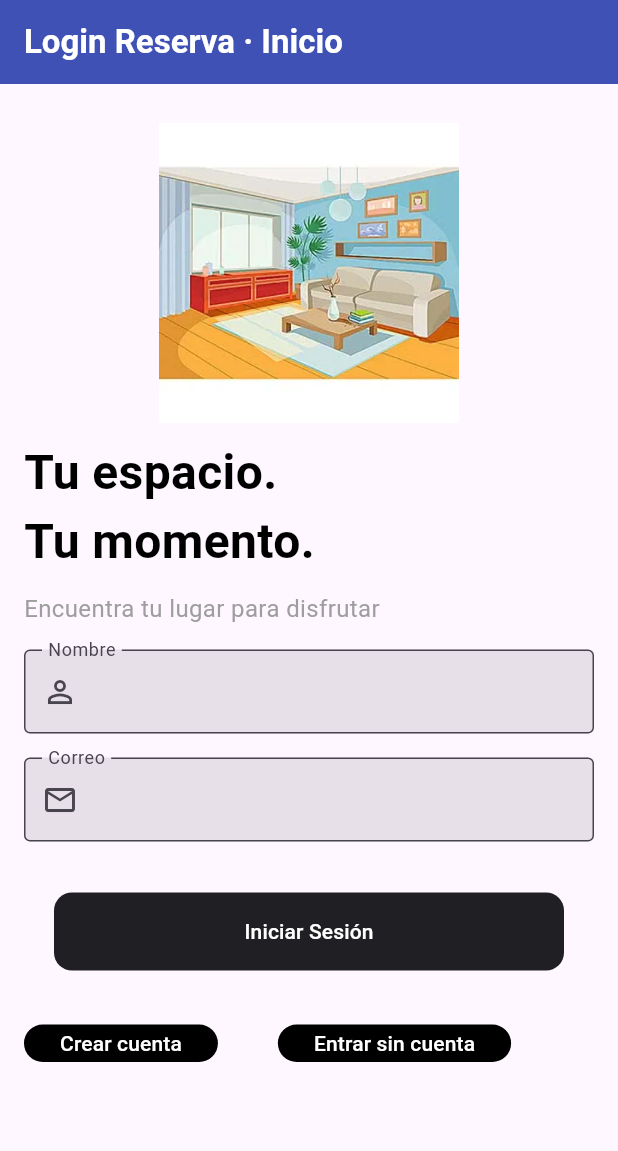
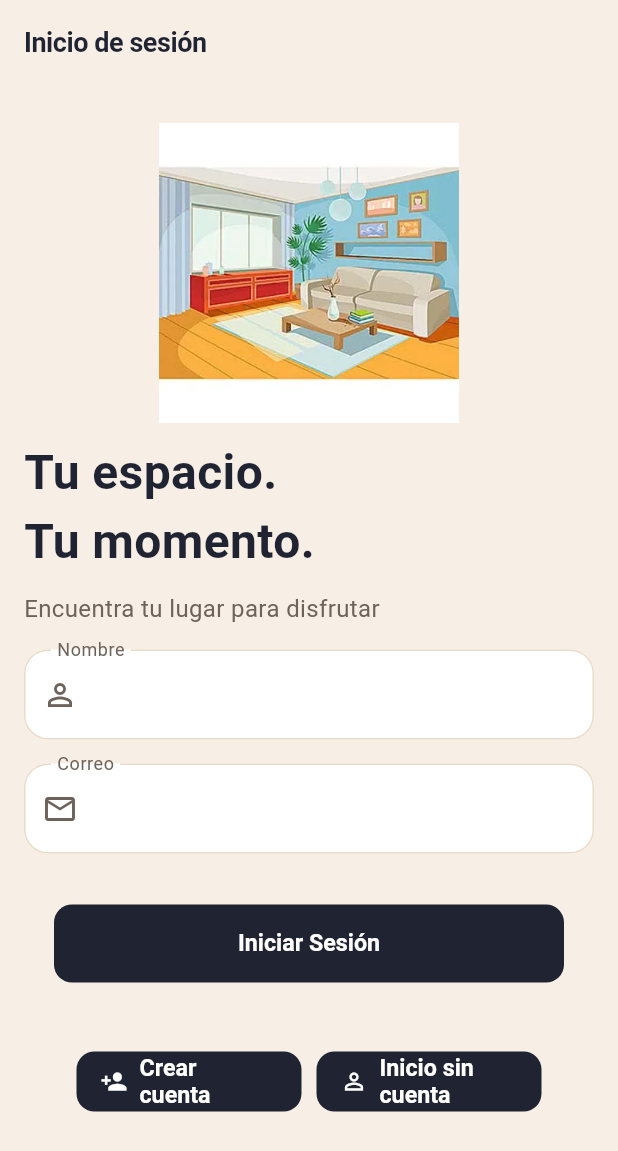
Before and after one commit to IkerMorote05/aplicacion_reserva_de_espacios, a Flutter app: the screen it shows after launch, on a phone screen of 412 x 824 dp. Shown: the top 1151 px of the screen. Run offline on Flutter 3.47's test engine with Material 3 defaults, Android fonts, the phone set to English and light mode, and no system bars; Roboto replaces fonts that are missing (Montserrat).

Commit message:
Ampliacion 20/11/2026

```diff
--- /dev/null
+++ b/lib/config/tema_app.dart
@@ -0,0 +1,216 @@
+import 'package:flutter/material.dart';
+
+abstract final class TemaApp {
+  static const Color fondo = Color(0xfff7efe5);
+  static const Color superficie = Colors.white;
+  static const Color superficieAtenuada = Color(0xffefe3d4);
+  static const Color tinta = Color(0xff1f2332);
+  static const Color textoSecundario = Color(0xff6e635b);
+  static const Color borde = Color(0xffeadbc8);
+
+  static const Color acento = Color.fromARGB(255, 36, 130, 207);
+  static const Color acentoSuave = Color(0xfffde4d8);
+
+  static const Color acentoTexto = Color(0xffb23a14);
+  static const Color sol = Color(0xfff6c453);
+  static const Color azul = Color(0xff4c7fd9);
+
+  static const Color solSuave = Color(0xfffff1cc);
+  static const Color azulSuave = Color(0xffe4ecfa);
+
+  static const Color exito = Color(0xff267a4c);
+  static const Color aviso = Color(0xff9a5b00);
+  static const Color error = Color(0xffc8402c);
+
+  static const Color sombra = Color(0x338a5a3c);
+
+  static const double radio = 20;
+  static const double radioControl = 16;
+
+  static const String fuente = 'Montserrat';
+
+  static ThemeData crear() {
+    final esquema =
+        ColorScheme.fromSeed(
+          seedColor: acento,
+          brightness: Brightness.light,
+        ).copyWith(
+          primary: acento,
+          onPrimary: Colors.white,
+          primaryContainer: acentoSuave,
+          surface: fondo,
+          onSurface: tinta,
+          onSurfaceVariant: textoSecundario,
+          surfaceContainerHighest: superficie,
+          outline: borde,
+          outlineVariant: borde,
+          error: error,
+        );
+    const pildora = StadiumBorder();
+    const textoBoton = TextStyle(fontSize: 15.5, fontWeight: FontWeight.w700);
+    const tamanoBoton = Size.fromHeight(54);
+
+    return ThemeData(
+      useMaterial3: true,
+      fontFamily: fuente,
+      colorScheme: esquema,
+      scaffoldBackgroundColor: fondo,
+      dividerTheme: const DividerThemeData(color: borde, space: 24),
+      appBarTheme: const AppBarTheme(
+        backgroundColor: fondo,
+        surfaceTintColor: Colors.transparent,
+        foregroundColor: tinta,
+        elevation: 0,
+        scrolledUnderElevation: 0,
+        centerTitle: false,
+        titleTextStyle: TextStyle(
+          color: tinta,
+          fontSize: 18,
+          fontWeight: FontWeight.w800,
+          letterSpacing: -0.3,
+        ),
+      ),
+      cardTheme: CardThemeData(
+        color: superficie,
+        surfaceTintColor: Colors.transparent,
+        elevation: 2,
+        shadowColor: sombra,
+        margin: const EdgeInsets.symmetric(vertical: 6),
+        shape: RoundedRectangleBorder(
+          borderRadius: BorderRadius.circular(radio),
+        ),
+      ),
+      navigationBarTheme: NavigationBarThemeData(
+        backgroundColor: superficie,
+        indicatorColor: acentoSuave,
+        surfaceTintColor: Colors.transparent,
+        iconTheme: WidgetStateProperty.resolveWith(
+          (estados) => IconThemeData(
+            color: estados.contains(WidgetState.selected)
+                ? acento
+                : textoSecundario,
+          ),
+        ),
+        labelTextStyle: WidgetStateProperty.resolveWith(
+          (estados) => TextStyle(
+            color: estados.contains(WidgetState.selected)
+                ? acento
+                : textoSecundario,
+            fontSize: 12,
+            fontWeight: FontWeight.w700,
+          ),
+        ),
+      ),
+      searchBarTheme: SearchBarThemeData(
+        backgroundColor: const WidgetStatePropertyAll(superficie),
+        surfaceTintColor: const WidgetStatePropertyAll(Colors.transparent),
+        elevation: const WidgetStatePropertyAll(0),
+        side: const WidgetStatePropertyAll(BorderSide(color: borde)),
+        shape: WidgetStatePropertyAll(
+          RoundedRectangleBorder(
+            borderRadius: BorderRadius.circular(radioControl),
+          ),
+        ),
+      ),
+      filledButtonTheme: FilledButtonThemeData(
+        style: FilledButton.styleFrom(
+          backgroundColor: tinta,
+          foregroundColor: Colors.white,
+          disabledBackgroundColor: const Color(0xffbdb3aa),
+          disabledForegroundColor: Colors.white,
+          minimumSize: tamanoBoton,
+          shape: pildora,
+          textStyle: textoBoton,
+        ),
+      ),
+      outlinedButtonTheme: OutlinedButtonThemeData(
+        style: OutlinedButton.styleFrom(
+          backgroundColor: superficie,
+          foregroundColor: tinta,
+          side: const BorderSide(color: borde),
+          minimumSize: tamanoBoton,
+          shape: pildora,
+          textStyle: textoBoton,
+        ),
+      ),
+      textButtonTheme: TextButtonThemeData(
+        style: TextButton.styleFrom(
+          foregroundColor: tinta,
+          textStyle: const TextStyle(
+            fontSize: 14.5,
+            fontWeight: FontWeight.w700,
+          ),
+        ),
+      ),
+      inputDecorationTheme: InputDecorationTheme(
+        filled: true,
+        fillColor: superficie,
+        labelStyle: const TextStyle(color: textoSecundario),
+        floatingLabelStyle: const TextStyle(color: textoSecundario),
+        prefixIconColor: textoSecundario,
+        contentPadding: const EdgeInsets.symmetric(
+          horizontal: 18,
+          vertical: 18,
+        ),
+        border: OutlineInputBorder(
+          borderRadius: BorderRadius.circular(radioControl),
+          borderSide: const BorderSide(color: borde),
+        ),
+        enabledBorder: OutlineInputBorder(
+          borderRadius: BorderRadius.circular(radioControl),
+          borderSide: const BorderSide(color: borde),
+        ),
+        focusedBorder: OutlineInputBorder(
+          borderRadius: BorderRadius.circular(radioControl),
+          borderSide: const BorderSide(color: acento, width: 1.6),
+        ),
+      ),
+      textTheme: const TextTheme(
+        displaySmall: TextStyle(
+          fontSize: 44,
+          height: 1.05,
+          fontWeight: FontWeight.w900,
+          letterSpacing: -1.2,
+          color: acento,
+        ),
+        headlineLarge: TextStyle(
+          fontSize: 30,
+          height: 1.15,
+          fontWeight: FontWeight.w900,
+          letterSpacing: -0.6,
+          color: tinta,
+        ),
+        headlineMedium: TextStyle(
+          fontSize: 25,
+          height: 1.18,
+          fontWeight: FontWeight.w800,
+          letterSpacing: -0.4,
+          color: tinta,
+        ),
+        titleLarge: TextStyle(
+          fontSize: 20,
+          fontWeight: FontWeight.w800,
+          letterSpacing: -0.3,
+          color: tinta,
+        ),
+        titleMedium: TextStyle(
+          fontSize: 16,
+          fontWeight: FontWeight.w700,
+          color: tinta,
+        ),
+        bodyLarge: TextStyle(fontSize: 16, height: 1.5, color: tinta),
+        bodyMedium: TextStyle(fontSize: 14, height: 1.45, color: tinta),
+        bodySmall: TextStyle(
+          fontSize: 12.5,
+          height: 1.4,
+          color: textoSecundario,
+        ),
+        labelSmall: TextStyle(
+          fontSize: 11,
+          fontWeight: FontWeight.w800,
+          letterSpacing: 0.8,
+        ),
+      ),
+    );
+  }
+}
--- a/lib/main.dart
+++ b/lib/main.dart
@@ -1,8 +1,6 @@
+import 'package:aplicacion_reserva_espacios/config/tema_app.dart';
 import 'package:aplicacion_reserva_espacios/ui/acceso/ui/login_screen.dart';
 import 'package:flutter/material.dart';
-
-import 'data/services/datos_demo.dart';
-import 'data/services/datos_simulados_service.dart';
 
 void main() {
   runApp(const MyApp());
@@ -16,26 +14,10 @@ class MyApp extends StatelessWidget {
   Widget build(BuildContext context) {
     return MaterialApp(
       debugShowCheckedModeBanner: false,
-      title: 'Flutter Demo',
-      theme: ThemeData(
-        // This is the theme of your application.
-        //
-        // TRY THIS: Try running your application with "flutter run". You'll see
-        // the application has a purple toolbar. Then, without quitting the app,
-        // try changing the seedColor in the colorScheme below to Colors.green
-        // and then invoke "hot reload" (save your changes or press the "hot
-        // reload" button in a Flutter-supported IDE, or press "r" if you used
-        // the command line to start the app).
-        //
-        // Notice that the counter didn't reset back to zero; the application
-        // state is not lost during the reload. To reset the state, use hot
-        // restart instead.
-        //
-        // This works for code too, not just values: Most code changes can be
-        // tested with just a hot reload.
-        colorScheme: ColorScheme.fromSeed(seedColor: Colors.deepPurple),
-      ),
-      home: LoginScreen(),
+      title: 'EspaciosASaco',
+      theme: TemaApp.crear(),
+
+      home: const LoginScreen(),
     );
   }
 }
--- a/lib/ui/acceso/ui/login_screen.dart
+++ b/lib/ui/acceso/ui/login_screen.dart
@@ -1,8 +1,10 @@
+import 'package:aplicacion_reserva_espacios/config/tema_app.dart';
 import 'package:aplicacion_reserva_espacios/data/repositories/usuarios_repository.dart';
 import 'package:aplicacion_reserva_espacios/data/services/datos_demo.dart';
 import 'package:aplicacion_reserva_espacios/data/services/datos_simulados_service.dart';
 import 'package:aplicacion_reserva_espacios/ui/acceso/ui/homePantalla.dart';
 import 'package:aplicacion_reserva_espacios/ui/acceso/ui/registro_screen.dart';
+import 'package:aplicacion_reserva_espacios/ui/core/ui/boton_accion.dart';
 import 'package:aplicacion_reserva_espacios/ui/core/ui/boton_accion_inferior.dart';
 import 'package:flutter/material.dart';
 
@@ -76,10 +78,11 @@ class _LoginScreenState extends State<LoginScreen> {
     return Scaffold(
       appBar: AppBar(
         title: const Text(
-          'Login Reserva · Inicio',
-          style: TextStyle(fontWeight: FontWeight.bold, color: Colors.white),
+          'Inicio de sesión',
+          style: TextStyle(fontWeight: FontWeight.bold, color: TemaApp.tinta),
+          textAlign: TextAlign.center,
         ),
-        backgroundColor: Colors.indigo,
+        backgroundColor: TemaApp.fondo,
       ),
       body: SafeArea(
         child: LayoutBuilder(
@@ -106,7 +109,7 @@ class _LoginScreenState extends State<LoginScreen> {
                   Text(
                     "Tu espacio. \nTu momento.",
                     style: TextStyle(
-                      color: Colors.black,
+                      color: TemaApp.tinta,
                       fontSize: 32,
                       fontWeight: FontWeight.bold,
                     ),
@@ -114,7 +117,10 @@ class _LoginScreenState extends State<LoginScreen> {
                   SizedBox(height: 10),
                   Text(
                     "Encuentra tu lugar para disfrutar",
-                    style: TextStyle(fontSize: 16, color: Colors.grey),
+                    style: TextStyle(
+                      fontSize: 16,
+                      color: TemaApp.textoSecundario,
+                    ),
                   ),
                   SizedBox(height: 16),
                   TextFormField(
@@ -184,10 +190,12 @@ class _LoginScreenState extends State<LoginScreen> {
                   ),
                   const SizedBox(height: 22),
                   Row(
+                    mainAxisAlignment: MainAxisAlignment.center,
                     children: [
-                      SizedBox(
-                        height: 25,
-                        child: FilledButton(
+                      BotonAccion(
+                        icono: Icon(Icons.person_add),
+                        habilitado: true,
+                        texto: "Crear cuenta",
                         onPressed: () {
                           Navigator.of(context).pushReplacement<void, void>(
                             MaterialPageRoute<void>(
@@ -195,18 +203,11 @@ class _LoginScreenState extends State<LoginScreen> {
                             ),
                           );
                         },
-                          style: const ButtonStyle(
-                            backgroundColor: WidgetStatePropertyAll(
-                              Colors.black,
                       ),
-                          ),
-                          child: const Text("Crear cuenta"),
-                        ),
-                      ),
-                      SizedBox(width: 40),
-                      SizedBox(
-                        height: 25,
-                        child: FilledButton(
+                      BotonAccion(
+                        icono: Icon(Icons.person_outline),
+                        habilitado: true,
+                        texto: "Inicio sin cuenta",
                         onPressed: () {
                           Navigator.of(context).pushReplacement<void, void>(
                             MaterialPageRoute<void>(
@@ -214,13 +215,6 @@ class _LoginScreenState extends State<LoginScreen> {
                             ),
                           );
                         },
-                          style: const ButtonStyle(
-                            backgroundColor: WidgetStatePropertyAll(
-                              Colors.black,
-                            ),
-                          ),
-                          child: const Text("Entrar sin cuenta"),
-                        ),
                       ),
                     ],
                   ),
--- /dev/null
+++ b/lib/ui/core/ui/boton_accion.dart
@@ -0,0 +1,42 @@
+import 'package:aplicacion_reserva_espacios/config/tema_app.dart';
+import 'package:flutter/material.dart';
+
+class BotonAccion extends StatelessWidget {
+  const BotonAccion({
+    super.key,
+    required this.icono,
+    required this.habilitado,
+    required this.texto,
+    required this.onPressed,
+  });
+  final Icon icono;
+  final bool habilitado;
+  final String texto;
+  final VoidCallback onPressed;
+
+  @override
+  Widget build(BuildContext context) {
+    return SafeArea(
+      child: Padding(
+        padding: const EdgeInsets.fromLTRB(5, 10, 5, 14),
+        child: SizedBox(
+          width: 150,
+          height: 40,
+          child: FilledButton.icon(
+            onPressed: habilitado ? onPressed : null,
+            icon: icono,
+            style: FilledButton.styleFrom(
+              backgroundColor: TemaApp.tinta,
+              disabledBackgroundColor: TemaApp.textoSecundario,
+              foregroundColor: TemaApp.superficie,
+              shape: RoundedRectangleBorder(
+                borderRadius: BorderRadius.circular(12),
+              ),
+            ),
+            label: Text(texto),
+          ),
+        ),
+      ),
+    );
+  }
+}
--- a/lib/ui/core/ui/boton_accion_inferior.dart
+++ b/lib/ui/core/ui/boton_accion_inferior.dart
@@ -1,3 +1,4 @@
+import 'package:aplicacion_reserva_espacios/config/tema_app.dart';
 import 'package:flutter/material.dart';
 
 class BotonAccionInferior extends StatelessWidget {
@@ -24,9 +25,9 @@ class BotonAccionInferior extends StatelessWidget {
           child: FilledButton(
             onPressed: habilitado ? onPressed : null,
             style: FilledButton.styleFrom(
-              backgroundColor: const Color(0xFF202024),
-              disabledBackgroundColor: Colors.grey.shade400,
-              foregroundColor: Colors.white,
+              backgroundColor: TemaApp.tinta,
+              disabledBackgroundColor: TemaApp.textoSecundario,
+              foregroundColor: TemaApp.superficie,
               shape: RoundedRectangleBorder(
                 borderRadius: BorderRadius.circular(12),
               ),
--- a/lib/ui/core/ui/espacio_targeta.dart
+++ b/lib/ui/core/ui/espacio_targeta.dart
@@ -73,13 +73,11 @@ class _EspacioTargetaState extends State<EspacioTargeta> {
                   onPressed: () {
                     Navigator.of(context).push<void>(
                       MaterialPageRoute<void>(
-                        builder: (_) => EspacioDetalleScreen(),
+                        builder: (_) => EspacioDetalleScreen(espacio),
                       ),
                     );
                   },
-                  child: Text(
-                    "Desde ${espacio.precioHoraCentimos / 100}€ franja ",
-                  ),
+                  child: Text("Ver Detalles ->"),
                 ),
               ],
             ),
--- a/lib/ui/core/ui/mensaje_vacio.dart
+++ b/lib/ui/core/ui/mensaje_vacio.dart
@@ -1,3 +1,4 @@
+import 'package:aplicacion_reserva_espacios/config/tema_app.dart';
 import 'package:flutter/material.dart';
 
 class MensajeVacio extends StatelessWidget {
@@ -6,7 +7,7 @@ class MensajeVacio extends StatelessWidget {
   final IconData icono;
   final String mensaje;
 
-  static const _fondoSuave = Color(0xFFF6F5F8);
+  static const _fondoSuave = TemaApp.superficieAtenuada;
 
   @override
   Widget build(BuildContext context) {
@@ -19,7 +20,7 @@ class MensajeVacio extends StatelessWidget {
       ),
       child: Column(
         children: [
-          Icon(icono, color: Colors.black45, size: 30),
+          Icon(icono, color: TemaApp.textoSecundario, size: 30),
           const SizedBox(height: 8),
           Text(mensaje, textAlign: TextAlign.center),
         ],
--- a/lib/ui/reservas/ui/mis_reservas_screen.dart
+++ b/lib/ui/reservas/ui/mis_reservas_screen.dart
@@ -1,11 +1,9 @@
-import 'dart:ui';
-
+import 'package:aplicacion_reserva_espacios/config/tema_app.dart';
 import 'package:aplicacion_reserva_espacios/data/repositories/espacios_repository.dart';
 import 'package:aplicacion_reserva_espacios/data/repositories/reservas_repository.dart';
 import 'package:aplicacion_reserva_espacios/data/repositories/usuarios_repository.dart';
 import 'package:aplicacion_reserva_espacios/data/services/datos_demo.dart';
 import 'package:aplicacion_reserva_espacios/data/services/datos_simulados_service.dart';
-import 'package:aplicacion_reserva_espacios/domain/models/espacio.dart';
 import 'package:aplicacion_reserva_espacios/domain/models/reserva.dart';
 import 'package:aplicacion_reserva_espacios/ui/core/ui/barraNavegacion.dart';
 import 'package:aplicacion_reserva_espacios/ui/core/ui/boton_seleccion.dart';
@@ -44,7 +42,7 @@ class _MisReservasScreemState extends State<MisReservasScreen> {
         children: [
           Text(
             "Tus próximos encuentros, en un solo lugar.",
-            style: TextStyle(color: Colors.grey, fontSize: 14),
+            style: TextStyle(color: TemaApp.textoSecundario, fontSize: 14),
           ),
           SizedBox(height: 10),
           Row(
--- a/pubspec.yaml
+++ b/pubspec.yaml
@@ -34,6 +34,8 @@ dependencies:
   # The following adds the Cupertino Icons font to your application.
   # Use with the CupertinoIcons class for iOS style icons.
   cupertino_icons: ^1.0.8
+  go_router: ^18.1.4
+  material_ui: ^1.11.1
 
 dev_dependencies:
   flutter_test:
```
Also changed, not shown: lib/ui/acceso/ui/homePantalla.dart (+7 -3 lines), lib/ui/acceso/ui/registro_screen.dart (+7 -4 lines), lib/ui/core/ui/boton_franja.dart (+5 -4 lines), lib/ui/core/ui/boton_seleccion.dart (+4 -3 lines), lib/ui/core/ui/reserva_tarjeta.dart (+6 -5 lines), lib/ui/espacios/ui/espacio_detalle_screen.dart (+51 -3 lines), lib/ui/reservas/ui/nueva_reserva_screen.dart (+19 -15 lines), pubspec.lock, 19 other files. Lines whose indentation alone changed are shown as unchanged.
